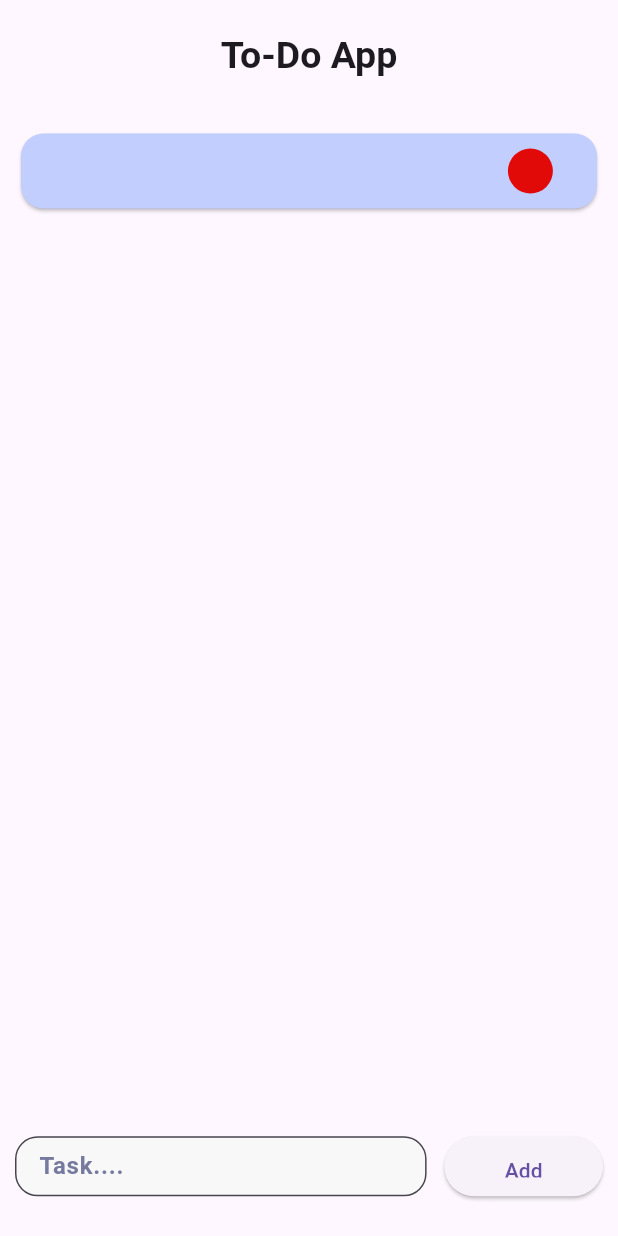
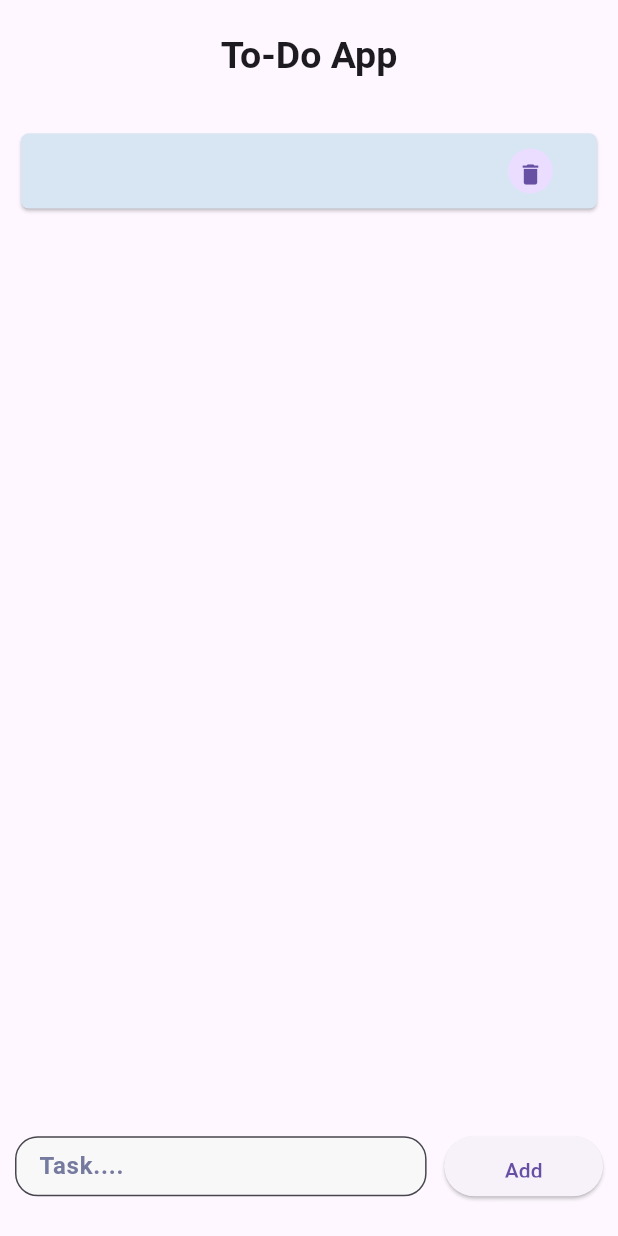
Before and after one commit to Ragunath041/todo-app, a Flutter app: the screen it shows after launch, after a tap on "Add", on a phone screen of 412 x 824 dp. Run offline on Flutter 3.47's test engine with Material 3 defaults, Android fonts, the phone set to English and light mode, and no system bars.

Commit message:
Icon changes

```diff
--- a/lib/main.dart
+++ b/lib/main.dart
@@ -90,9 +90,10 @@ class _HomeScreenState extends State<HomeScreen> {
                   itemBuilder: (context, index) {
                     return Card(
                       shape: RoundedRectangleBorder(
-                        borderRadius: BorderRadius.circular(15),
+                        borderRadius: BorderRadius.circular(5),
                       ),
-                      color: const Color.fromARGB(255, 194, 206, 254),
+                      color: const Color.fromARGB(255, 216, 229, 243),
+
                       child: SizedBox(
                         height: 50,
                         width: double.infinity,
@@ -107,7 +108,7 @@ class _HomeScreenState extends State<HomeScreen> {
                                 child: Text(
                                   todoList[index]['value'].toString(),
                                   style: const TextStyle(
-                                    color: Colors.white,
+                                    color: Color.fromARGB(255, 37, 95, 243),
                                     fontWeight: FontWeight.bold,
                                   ),
                                 ),
@@ -116,11 +117,14 @@ class _HomeScreenState extends State<HomeScreen> {
                                   flex: 20,
                                  child: CircleAvatar(
                                   radius: 30,
-                                  backgroundColor: const Color.fromARGB(255, 226, 9, 9),
+                                  // backgroundColor: const Color.fromARGB(255, 226, 9, 9),
                                   child: TextButton(
                                     onPressed: () => deleteItem(index),
                                     child: const Align(
                                       alignment: Alignment.center,
+                                      child: Icon(
+                                        Icons.delete,
+                                        ),
                                     ),
                                   ),
                                 ),
```
